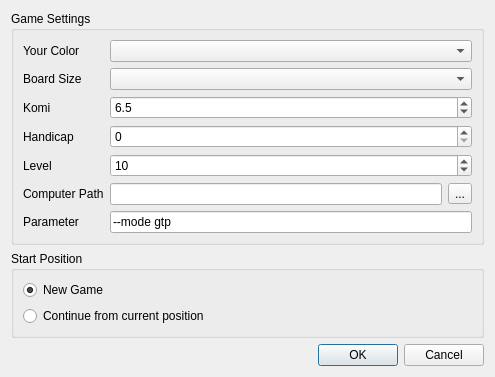
First picture: the form in playwithcomputerdialog.ui, repository nullx002/mugo, before the edit.
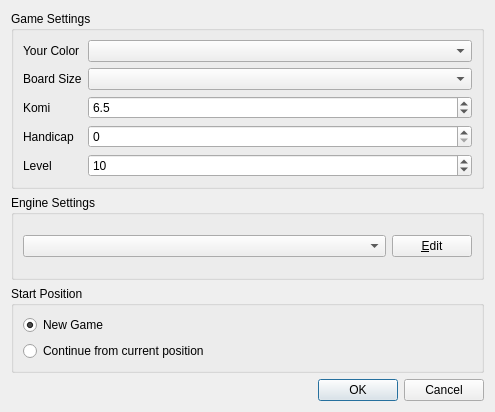
Second picture: the form after the edit.

Commit message: add: engine settings dialog

Patch:
```diff
--- a/playwithcomputerdialog.ui
+++ b/playwithcomputerdialog.ui
@@ -7,7 +7,7 @@
     <x>0</x>
     <y>0</y>
     <width>495</width>
-    <height>295</height>
+    <height>412</height>
    </rect>
   </property>
   <property name="windowTitle">
@@ -102,38 +102,28 @@
           </property>
          </widget>
         </item>
-        <item row="5" column="0">
-         <widget class="QLabel" name="label">
-          <property name="text">
-           <string>Computer Path</string>
-          </property>
-         </widget>
+       </layout>
+      </widget>
+     </item>
+     <item>
+      <widget class="QGroupBox" name="engineGroupBox">
+       <property name="title">
+        <string>Engine Settings</string>
+       </property>
+       <layout class="QHBoxLayout" name="horizontalLayout_2">
+        <item>
+         <widget class="QComboBox" name="engineComboBox"/>
         </item>
-        <item row="5" column="1">
-         <layout class="QHBoxLayout" name="horizontalLayout">
-          <item>
-           <widget class="QLineEdit" name="computerPathEdit"/>
-          </item>
-          <item>
-           <widget class="QToolButton" name="computerPathBrowse">
-            <property name="text">
-             <string>...</string>
-            </property>
-           </widget>
-          </item>
-         </layout>
-        </item>
-        <item row="6" column="0">
-         <widget class="QLabel" name="label_7">
-          <property name="text">
-           <string>Parameter</string>
+        <item>
+         <widget class="QPushButton" name="editEngineButton">
+          <property name="sizePolicy">
+           <sizepolicy hsizetype="Maximum" vsizetype="Fixed">
+            <horstretch>0</horstretch>
+            <verstretch>0</verstretch>
+           </sizepolicy>
           </property>
-         </widget>
-        </item>
-        <item row="6" column="1">
-         <widget class="QLineEdit" name="parameterEdit">
           <property name="text">
-           <string>--mode gtp</string>
+           <string>&amp;Edit</string>
           </property>
          </widget>
         </item>
```
Left out of the diff: 4 changed lines with no effect on the pictures. The commit also changes 17 other files.
